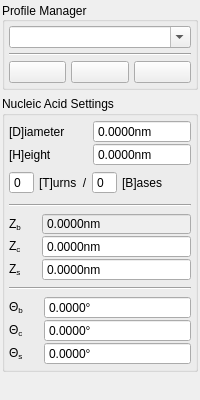
Before: the Qt Designer form ui/panels/nucleic_acid/panel.ui in NATuG3/NATuG3, drawn with Qt 5.
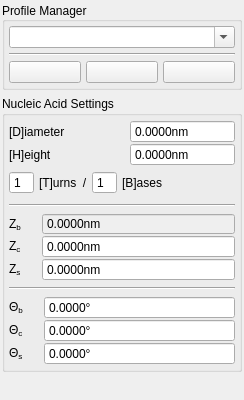
After: the same form once the commit is applied.

Patch:
```diff
--- a/ui/panels/nucleic_acid/panel.ui
+++ b/ui/panels/nucleic_acid/panel.ui
@@ -6,7 +6,7 @@
             <rect>
                 <x>0</x>
                 <y>0</y>
-                <width>200</width>
+    <width>244</width>
                 <height>400</height>
             </rect>
         </property>
@@ -433,6 +433,9 @@
                                                 <property name="buttonSymbols">
                                                     <enum>QAbstractSpinBox::NoButtons</enum>
                                                 </property>
+            <property name="minimum">
+             <number>1</number>
+            </property>
                                             </widget>
                                         </item>
                                         <item>
@@ -526,6 +529,9 @@
                                                 <property name="buttonSymbols">
                                                     <enum>QAbstractSpinBox::NoButtons</enum>
                                                 </property>
+            <property name="minimum">
+             <number>1</number>
+            </property>
                                             </widget>
                                         </item>
                                         <item>
```
Lines whose indentation alone changed are shown as unchanged.
